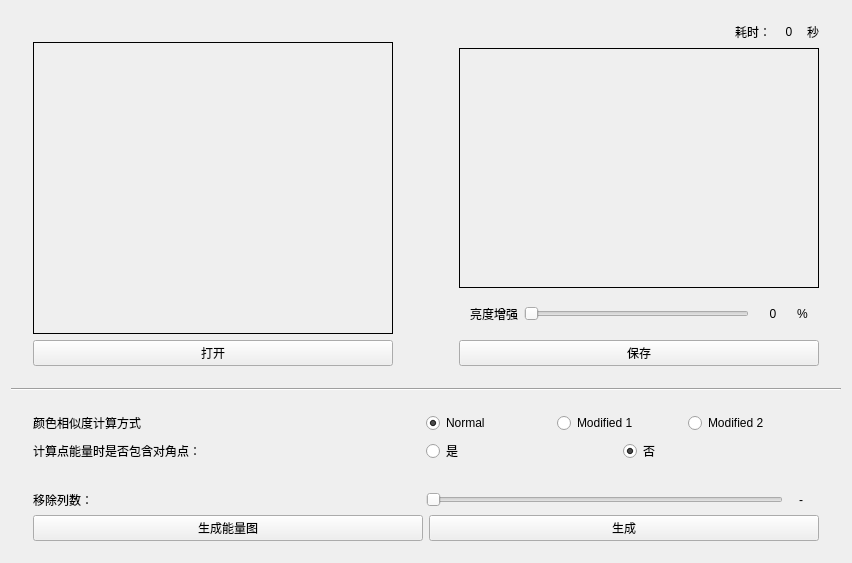
Qt form Content-aware image resizing/Content-aware image resizing/mainwindow.ui (JaderoChan/Content-aware-image-resizing) before a commit.
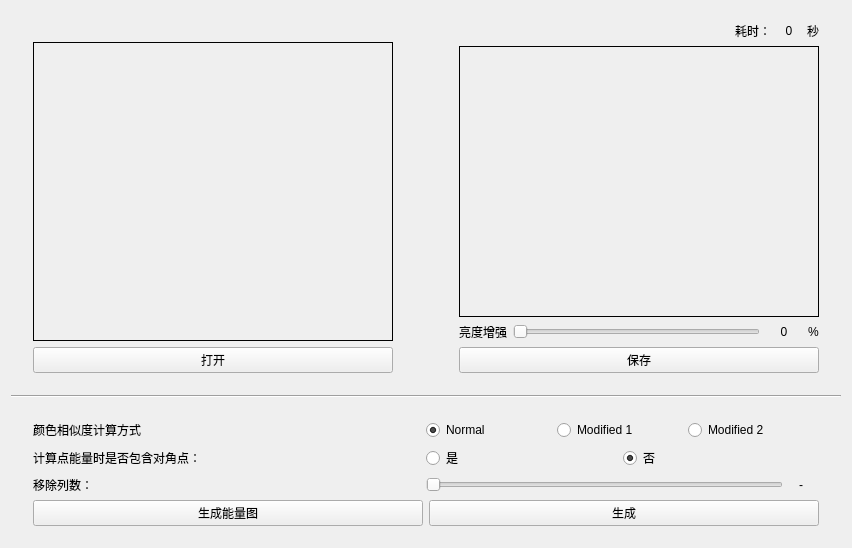
The same form after that commit. Icons and pictures are not drawn.

Diff of the .ui file:
```diff
--- a/Content-aware image resizing/Content-aware image resizing/mainwindow.ui
+++ b/Content-aware image resizing/Content-aware image resizing/mainwindow.ui
@@ -203,7 +203,7 @@
               <property name="sizeHint" stdset="0">
                <size>
                 <width>40</width>
-                <height>20</height>
+                <height>0</height>
                </size>
               </property>
              </spacer>
@@ -269,6 +269,18 @@
          <item>
           <widget class="QWidget" name="widget_9" native="true">
            <layout class="QHBoxLayout" name="horizontalLayout_6">
+            <property name="leftMargin">
+             <number>0</number>
+            </property>
+            <property name="topMargin">
+             <number>0</number>
+            </property>
+            <property name="rightMargin">
+             <number>0</number>
+            </property>
+            <property name="bottomMargin">
+             <number>0</number>
+            </property>
             <item>
              <widget class="QLabel" name="label_4">
               <property name="text">
@@ -344,6 +356,9 @@
       <item>
        <widget class="QWidget" name="widget_6" native="true">
         <layout class="QVBoxLayout" name="verticalLayout_8">
+         <property name="bottomMargin">
+          <number>0</number>
+         </property>
          <item>
           <widget class="QWidget" name="widget_14" native="true">
            <layout class="QHBoxLayout" name="horizontalLayout_8" stretch="1,1">
@@ -501,6 +516,9 @@
       <item>
        <widget class="QWidget" name="widget_5" native="true">
         <layout class="QHBoxLayout" name="horizontalLayout_7">
+         <property name="topMargin">
+          <number>0</number>
+         </property>
          <item>
           <widget class="QWidget" name="widget_7" native="true">
            <layout class="QVBoxLayout" name="verticalLayout_7">
```
